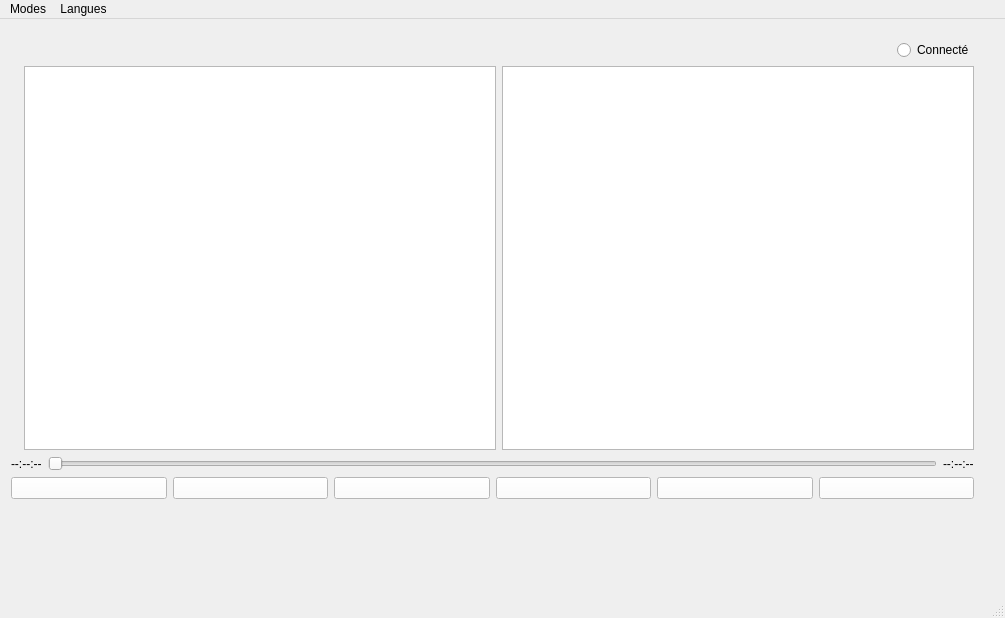
Old version of the form client/mainwindow.ui in the repository CryptoPooki/projet_IHM_2.
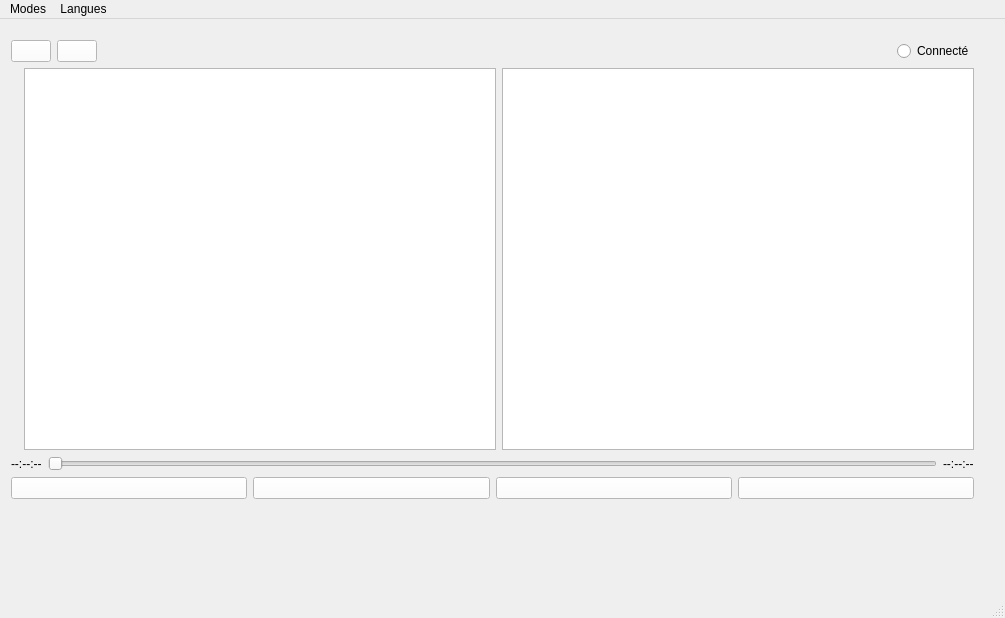
New version of the form.

Commit message: Maj de l'ui + tentative de résolution du bug d'automate

Patch:
```diff
--- a/client/mainwindow.ui
+++ b/client/mainwindow.ui
@@ -26,6 +26,26 @@
     <layout class="QVBoxLayout" name="verticalLayout">
      <item>
       <layout class="QHBoxLayout" name="Infos_connexion">
+       <item>
+        <widget class="QPushButton" name="Previous">
+         <property name="styleSheet">
+          <string notr="true">background-color: rgb(255, 255, 255);</string>
+         </property>
+         <property name="text">
+          <string/>
+         </property>
+        </widget>
+       </item>
+       <item>
+        <widget class="QPushButton" name="Next">
+         <property name="styleSheet">
+          <string notr="true">background-color: rgb(255, 255, 255);</string>
+         </property>
+         <property name="text">
+          <string/>
+         </property>
+        </widget>
+       </item>
        <item>
         <spacer name="horizontalSpacer">
          <property name="orientation">
@@ -111,16 +131,6 @@
          </property>
         </widget>
        </item>
-       <item>
-        <widget class="QPushButton" name="Previous">
-         <property name="styleSheet">
-          <string notr="true">background-color: rgb(255, 255, 255);</string>
-         </property>
-         <property name="text">
-          <string/>
-         </property>
-        </widget>
-       </item>
        <item>
         <widget class="QPushButton" name="Play_pause">
          <property name="styleSheet">
@@ -131,16 +141,6 @@
          </property>
         </widget>
        </item>
-       <item>
-        <widget class="QPushButton" name="Next">
-         <property name="styleSheet">
-          <string notr="true">background-color: rgb(255, 255, 255);</string>
-         </property>
-         <property name="text">
-          <string/>
-         </property>
-        </widget>
-       </item>
        <item>
         <widget class="QPushButton" name="Foward">
          <property name="styleSheet">
```
The commit also changes 4 other files.
